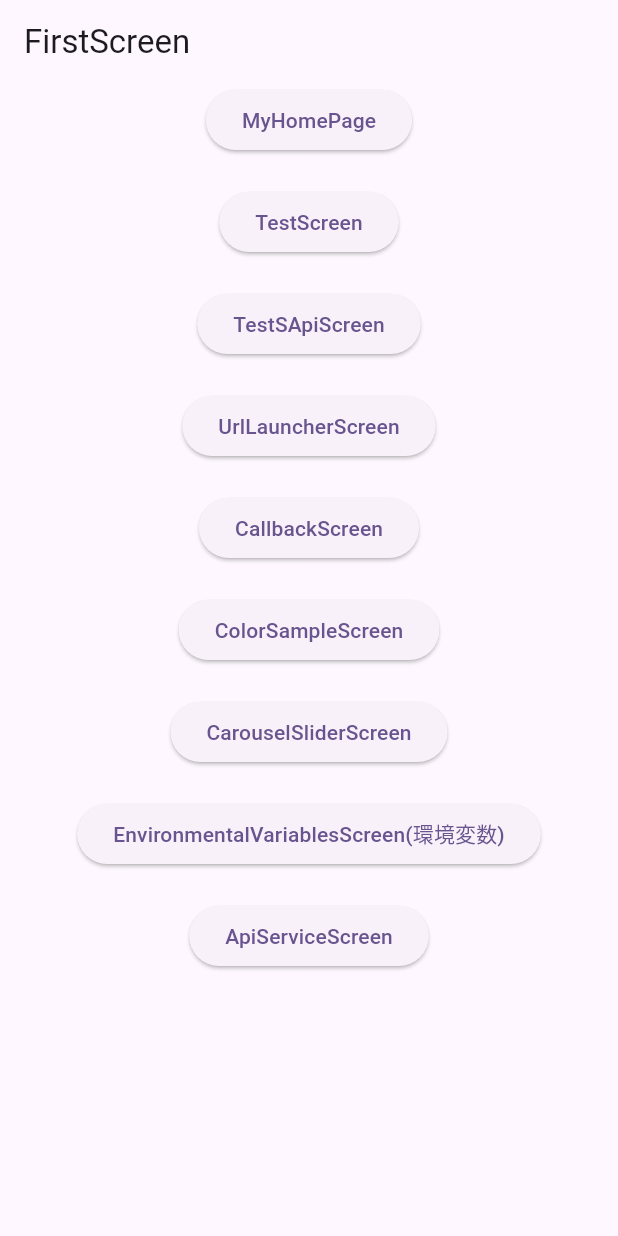
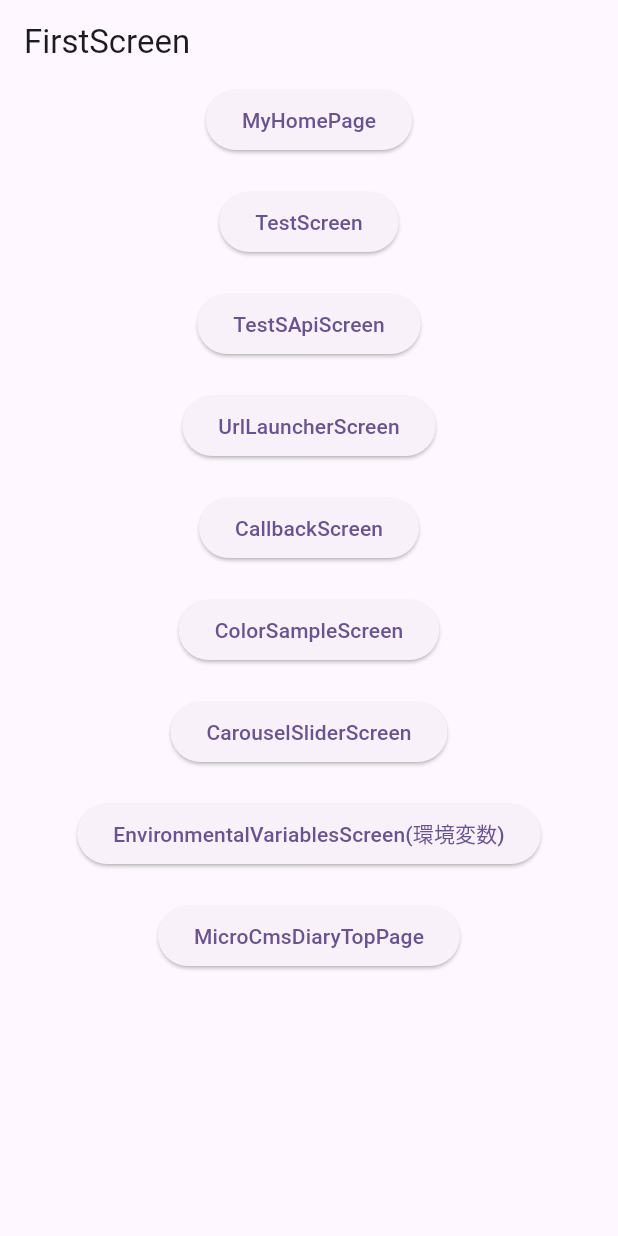
Before and after one commit to nanakoshis/learning_app, a Flutter app: the screen it shows after launch, on a phone screen of 412 x 824 dp. Run offline on Flutter 3.47's test engine with Material 3 defaults, Android fonts, the phone set to English and light mode, and no system bars; our stand-ins replace carousel_slider, dio, flutter_dotenv, flutter_riverpod, freezed_annotation, go_router and 3 more; generated files the repository leaves out were written again.

Commit message:
リファクタ: ファイル名変更

```diff
--- a/practice_app/lib/main.dart
+++ b/practice_app/lib/main.dart
@@ -4,7 +4,7 @@ import 'package:flutter_riverpod/flutter_riverpod.dart';
 import 'package:logger/logger.dart';
 import 'package:practice_app/components/colors.dart';
 import 'package:practice_app/view/api_screen.dart';
-import 'package:practice_app/view/api_service_screen.dart';
+import 'package:practice_app/view/micro_cms_diary/micro_cms_diary_top_page.dart';
 import 'package:practice_app/view/callback_screen.dart';
 import 'package:practice_app/view/carousel_slider.dart';
 import 'package:practice_app/view/color_sample_screen.dart';
@@ -79,7 +79,7 @@ class MyApp extends StatelessWidget {
           appEnv: dotenv.env['APP_ENV'] ?? '',
           isDebugModeEnabled: isDebugModeEnabled,
         ),
-        '/ApiServiceScreen': (context) => const ApiServiceScreen(),
+        '/MicroCmsDiaryTopPage': (context) => const MicroCmsDiaryTopPage(),
       },
     );
   }
--- a/practice_app/lib/view/first_screen.dart
+++ b/practice_app/lib/view/first_screen.dart
@@ -74,8 +74,8 @@ class FirstScreen extends StatelessWidget {
             ),
             ElevatedButton(
               onPressed: () =>
-                  Navigator.pushNamed(context, '/ApiServiceScreen'),
-              child: const Text('ApiServiceScreen'),
+                  Navigator.pushNamed(context, '/MicroCmsDiaryTopPage'),
+              child: const Text('MicroCmsDiaryTopPage'),
             ),
           ],
         )
--- a/practice_app/lib/view/api_service_screen.dart
+++ b/practice_app/lib/view/micro_cms_diary/micro_cms_diary_top_page.dart
@@ -3,8 +3,8 @@ import 'package:flutter_riverpod/flutter_riverpod.dart';
 import 'package:practice_app/model/diary.dart'; // Diaryクラスをインポート
 import 'package:practice_app/view_model/provider.dart'; // Dio をインポート
 
-class ApiServiceScreen extends ConsumerWidget {
-  const ApiServiceScreen({super.key});
+class MicroCmsDiaryTopPage extends ConsumerWidget {
+  const MicroCmsDiaryTopPage({super.key});
 
   @override
   Widget build(context, WidgetRef ref) {
@@ -46,6 +46,9 @@ class ApiServiceScreen extends ConsumerWidget {
          return ListTile(
            title: Text('${item[index].title}'),
            subtitle: Text('${item[index].date}'),
+           onTap: () {
+
+           },
          );
        },
      );
```
Also changed, not shown: practice_app/lib/view/micro_cms_diary/micro_cms_diary_detail_page.dart (added).
